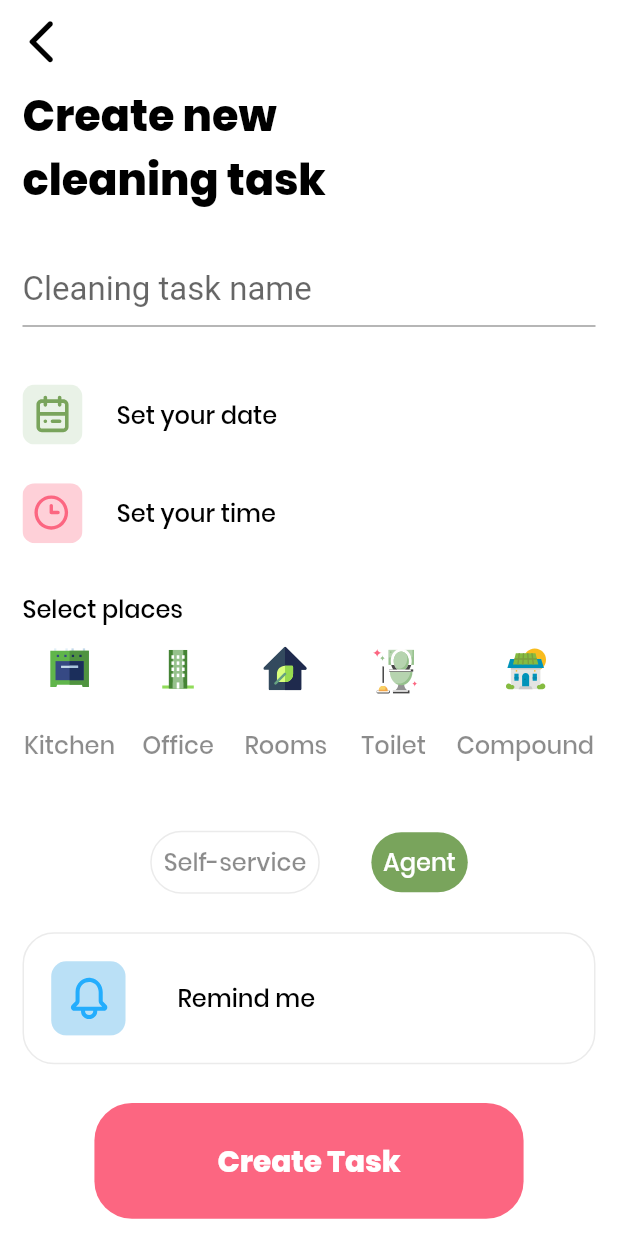
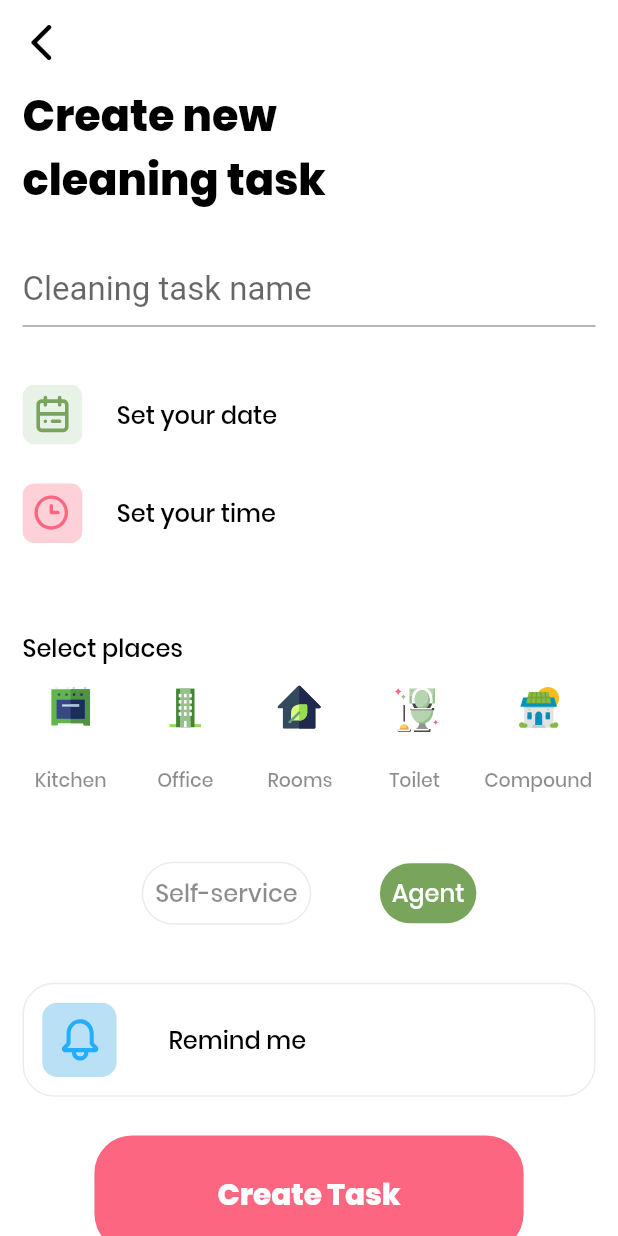
Before and after one commit to teamexceptos/clean-culture-project, a Flutter app: the MainScreen screen opened directly, item 2 of the bottom bar chosen, after a tap on the "add" icon, on a phone screen of 412 x 824 dp. Run offline on Flutter 3.47's test engine with Material 2 defaults, Android fonts, the phone set to English and light mode, and no system bars; our stand-ins replace connectivity, flutter_calendar_carousel, flutter_svg, permission_handler; missing offline and left inert: geolocation, page_view_indicator.

Commit message:
screen updates and size view updates...

```diff
--- a/lib/presentation/screens/home/home_screen.dart
+++ b/lib/presentation/screens/home/home_screen.dart
@@ -72,7 +72,7 @@ class _HomeScreenState extends State<HomeScreen> {
               YMargin(40),
               Padding(
                 padding: const EdgeInsets.symmetric(horizontal: 15),
-                child: TitleText(text: 'Cleaning Schedule', fontSize: 20,),
+                child: TitleText(text: 'Cleaning Schedule', fontSize: 16,),
               ),
               YMargin(15),
               Container(
@@ -128,14 +128,14 @@ class _HomeScreenState extends State<HomeScreen> {
                   ],
                 ),
               ),
-              YMargin(30),
+              YMargin(45),
               Padding(
                 padding: const EdgeInsets.symmetric(horizontal: 15),
                 child: Row(
                   mainAxisAlignment: MainAxisAlignment.spaceBetween,
                   children: [
-                    TitleText(text: 'Popular', fontSize: 20,),
-                    NormalText(text: 'Show All', textColor: theme.accentColor,)
+                    TitleText(text: 'Popular', fontSize: 16,),
+                    NormalText(text: 'Show All', textColor: theme.accentColor, )
                   ],
                 ),
               ),
--- a/lib/presentation/screens/others/create_cleaning_activity.dart
+++ b/lib/presentation/screens/others/create_cleaning_activity.dart
@@ -1,3 +1,4 @@
+import 'package:cleancul/presentation/screens/home/main_screen.dart';
 import 'package:cleancul/presentation/screens/onboarding/onboarding_screen.dart';
 import 'package:cleancul/presentation/widgets/button.dart';
 import 'package:cleancul/presentation/widgets/texts.dart';
@@ -34,7 +35,7 @@ class _WelcomeScreenState extends State<CreateCleaningActivity> {
         elevation: 0,
         backgroundColor: Colors.white,
         leading: IconButton(
-            icon: Icon(Icons.arrow_back_ios_rounded, color: Colors.black, size: 35,),
+            icon: Icon(Icons.arrow_back_ios_rounded, color: Colors.black, size: 30,),
             onPressed: () {
               popView(context);
             }
@@ -43,7 +44,6 @@ class _WelcomeScreenState extends State<CreateCleaningActivity> {
       backgroundColor: Colors.white,
       body: SingleChildScrollView(
         child: Container(
-          height: SizeConfig.screenHeightDp,
           width: SizeConfig.screenWidthDp,
           child: Padding(
             padding: const EdgeInsets.symmetric(horizontal: 15),
@@ -95,7 +95,7 @@ class _WelcomeScreenState extends State<CreateCleaningActivity> {
 
                 ],),
 
-                YMargin(25.0),
+                YMargin(45.0),
 
                 NormalText(text: 'Select places', fontSize: 14,),
 
@@ -109,7 +109,7 @@ class _WelcomeScreenState extends State<CreateCleaningActivity> {
                         height: 60,
                         width: 60,
                         child: MkImageAssets.clean_kitchen_icon),
-                    NormalText(text: 'Kitchen', fontSize: 14, textColor: Colors.black45),
+                    NormalText(text: 'Kitchen', fontSize: 11, textColor: Colors.black45),
                   ]),
 
                   XMargin(7),
@@ -119,7 +119,7 @@ class _WelcomeScreenState extends State<CreateCleaningActivity> {
                         height: 60,
                         width: 60,
                         child: MkImageAssets.clean_office_icon),
-                    NormalText(text: 'Office', fontSize: 14, textColor: Colors.black45,),
+                    NormalText(text: 'Office', fontSize: 11, textColor: Colors.black45,),
                   ]),
 
                     XMargin(7),
@@ -129,7 +129,7 @@ class _WelcomeScreenState extends State<CreateCleaningActivity> {
                         height: 60,
                         width: 60,
                         child: MkImageAssets.clean_room_icon),
-                    NormalText(text: 'Rooms', fontSize: 14, textColor: Colors.black45),
+                    NormalText(text: 'Rooms', fontSize: 11, textColor: Colors.black45),
                   ]),
 
                     XMargin(7),
@@ -139,7 +139,7 @@ class _WelcomeScreenState extends State<CreateCleaningActivity> {
                         height: 60,
                         width: 60,
                         child: MkImageAssets.clean_rest_room_icon),
-                    NormalText(text: 'Toilet', fontSize: 14, textColor: Colors.black45),
+                    NormalText(text: 'Toilet', fontSize: 11, textColor: Colors.black45),
                   ]),
 
                     XMargin(7),
@@ -149,7 +149,7 @@ class _WelcomeScreenState extends State<CreateCleaningActivity> {
                         height: 60,
                         width: 60,
                         child: MkImageAssets.clean_compound_icon),
-                    NormalText(text: 'Compound', fontSize: 14, textColor: Colors.black45),
+                    NormalText(text: 'Compound', fontSize: 11, textColor: Colors.black45),
                   ]),
                 ],),
 
@@ -166,7 +166,7 @@ class _WelcomeScreenState extends State<CreateCleaningActivity> {
                           child: NormalText(text: 'Self-service', fontSize: 14, textColor: Colors.black45),
                         )),
 
-                    XMargin(30),
+                    XMargin(40),
 
                     Container(
                       decoration: solidCont(context),
@@ -177,12 +177,12 @@ class _WelcomeScreenState extends State<CreateCleaningActivity> {
 
                 ],),
 
-                YMargin(20.0),
+                YMargin(30.0),
 
                 Container(
                   decoration: outlinedCont,
                   child: Padding(
-                    padding: const EdgeInsets.all(18.0),
+                    padding: const EdgeInsets.all(12.0),
                     child: Row(children: [
                       Container(
                         height: 50,
@@ -201,12 +201,15 @@ class _WelcomeScreenState extends State<CreateCleaningActivity> {
                   children: [
                     XButton(
                         onClick: () {
-                          navigateReplace(context, OnBoardingScreen());
+                          navigateReplace(context, MainScreen());
                         },
                         text: 'Create Task'
                     ),
                   ],
-                )
+                ),
+
+                YMargin(20.0),
+
               ],
             ),
           ),
--- a/lib/presentation/views/home_schedule_view.dart
+++ b/lib/presentation/views/home_schedule_view.dart
@@ -31,7 +31,7 @@ class CleaningScheduleListView extends StatelessWidget {
           width: config.sw(200),
           margin: const EdgeInsets.only(right: 15),
           decoration: BoxDecoration(
-            color: color,
+            color: color.withOpacity(0.2),
             borderRadius: BorderRadius.circular(10)
           ),
           child: Padding(
@@ -42,7 +42,7 @@ class CleaningScheduleListView extends StatelessWidget {
                 Row(children: [
                   Icon(Icons.today, color: Colors.black26,),
                   XMargin(10),
-                  NormalText(text: day, textColor: Colors.white,),
+                  NormalText(text: day, textColor: Colors.black54, fontSize: 13,),
                 ],),
 
                 YMargin(10),
@@ -50,7 +50,7 @@ class CleaningScheduleListView extends StatelessWidget {
                 Row(children: [
                   Icon(Icons.access_time_rounded, color: Colors.black26,),
                   XMargin(10),
-                  NormalText(text: time, textColor: Colors.white,),
+                  NormalText(text: time, textColor: Colors.black54, fontSize: 12,),
                 ],),
               ]
             ),
--- a/lib/utils/assets.dart
+++ b/lib/utils/assets.dart
@@ -85,7 +85,7 @@ mixin MkImageAssets {
   );
 
   static SvgPicture bottom_left = SvgPicture.asset(
-    'assets/images/left_bottom_art.svg', height: 100, width: 100, fit: BoxFit.fill,
+    'assets/images/left_bottom_art.svg', height: 60, width: 100, fit: BoxFit.fill,
   );
 
   static SvgPicture top_right = SvgPicture.asset(
```
Also changed, not shown: lib/presentation/screens/others/service_agent_detail_screen.dart (+10 -15 lines).
